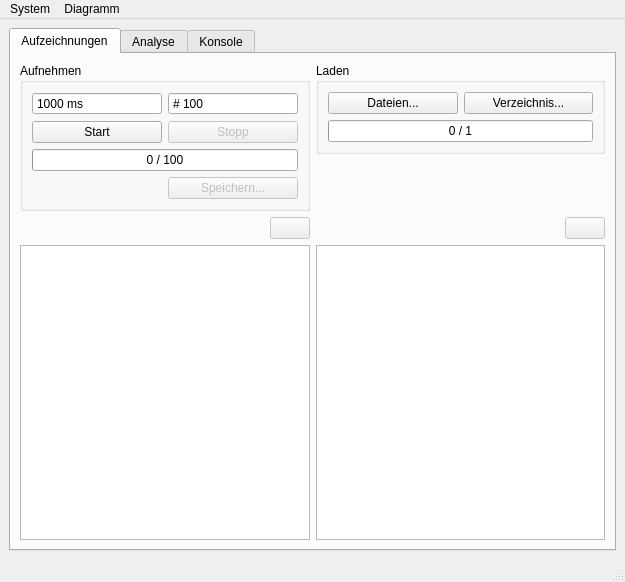
mathklk/QCDF, file src/mainwindow.ui: the form before one commit.
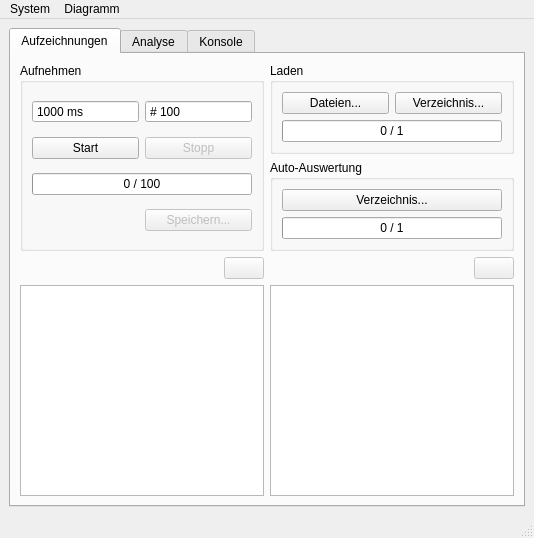
The form after the commit. The open tabs and pages were chosen to show the change. Icons and pictures are not drawn. Custom widgets are drawn as their Qt base class.

Commit message: Auto Evaluation

The edit to the form file:
```diff
--- a/src/mainwindow.ui
+++ b/src/mainwindow.ui
@@ -6,8 +6,8 @@
    <rect>
     <x>0</x>
     <y>0</y>
-    <width>625</width>
-    <height>582</height>
+    <width>534</width>
+    <height>538</height>
    </rect>
   </property>
   <property name="windowTitle">
@@ -24,44 +24,8 @@
        <attribute name="title">
         <string>Aufzeichnungen</string>
        </attribute>
-       <layout class="QGridLayout" name="gridLayout_6" rowstretch="0,0,0,1">
-        <item row="0" column="1">
-         <widget class="QGroupBox" name="groupBox_2">
-          <property name="title">
-           <string>Laden</string>
-          </property>
-          <layout class="QGridLayout" name="gridLayout_5">
-           <item row="0" column="0">
-            <widget class="QPushButton" name="pushButtonLoadFiles">
-             <property name="text">
-              <string>Dateien...</string>
-             </property>
-            </widget>
-           </item>
-           <item row="0" column="1">
-            <widget class="QPushButton" name="pushButtonLoadDir">
-             <property name="text">
-              <string>Verzeichnis...</string>
-             </property>
-            </widget>
-           </item>
-           <item row="1" column="0" colspan="2">
-            <widget class="QProgressBar" name="progressBarLoad">
-             <property name="maximum">
-              <number>1</number>
-             </property>
-             <property name="value">
-              <number>0</number>
-             </property>
-             <property name="format">
-              <string>%v / %m</string>
-             </property>
-            </widget>
-           </item>
-          </layout>
-         </widget>
-        </item>
-        <item row="0" column="0" rowspan="2">
+       <layout class="QGridLayout" name="gridLayout_6" rowstretch="0,0,0,0,1">
+        <item row="0" column="0" rowspan="3">
          <widget class="QGroupBox" name="groupBox">
           <property name="title">
            <string>Aufnehmen</string>
@@ -148,34 +112,14 @@
           </layout>
          </widget>
         </item>
-        <item row="1" column="1">
-         <spacer name="verticalSpacer">
-          <property name="orientation">
-           <enum>Qt::Orientation::Vertical</enum>
-          </property>
-          <property name="sizeHint" stdset="0">
-           <size>
-            <width>20</width>
-            <height>40</height>
-           </size>
-          </property>
-         </spacer>
-        </item>
-        <item row="3" column="0">
+        <item row="4" column="0">
          <widget class="QListWidget" name="listWidgetRecord">
           <property name="selectionMode">
            <enum>QAbstractItemView::SelectionMode::ExtendedSelection</enum>
           </property>
          </widget>
         </item>
-        <item row="3" column="1">
-         <widget class="QListWidget" name="listWidgetLoad">
-          <property name="selectionMode">
-           <enum>QAbstractItemView::SelectionMode::ExtendedSelection</enum>
-          </property>
-         </widget>
-        </item>
-        <item row="2" column="0">
+        <item row="3" column="0">
          <layout class="QHBoxLayout" name="horizontalLayout">
           <item>
            <spacer name="horizontalSpacer">
@@ -206,6 +150,55 @@
          </layout>
         </item>
         <item row="2" column="1">
+         <spacer name="verticalSpacer">
+          <property name="orientation">
+           <enum>Qt::Orientation::Vertical</enum>
+          </property>
+          <property name="sizeHint" stdset="0">
+           <size>
+            <width>20</width>
+            <height>0</height>
+           </size>
+          </property>
+         </spacer>
+        </item>
+        <item row="0" column="1">
+         <widget class="QGroupBox" name="groupBox_2">
+          <property name="title">
+           <string>Laden</string>
+          </property>
+          <layout class="QGridLayout" name="gridLayout_5">
+           <item row="0" column="1">
+            <widget class="QPushButton" name="pushButtonLoadDir">
+             <property name="text">
+              <string>Verzeichnis...</string>
+             </property>
+            </widget>
+           </item>
+           <item row="0" column="0">
+            <widget class="QPushButton" name="pushButtonLoadFiles">
+             <property name="text">
+              <string>Dateien...</string>
+             </property>
+            </widget>
+           </item>
+           <item row="1" column="0" colspan="2">
+            <widget class="QProgressBar" name="progressBarLoad">
+             <property name="maximum">
+              <number>1</number>
+             </property>
+             <property name="value">
+              <number>0</number>
+             </property>
+             <property name="format">
+              <string>%v / %m</string>
+             </property>
+            </widget>
+           </item>
+          </layout>
+         </widget>
+        </item>
+        <item row="3" column="1">
          <layout class="QHBoxLayout" name="horizontalLayout_2">
           <item>
            <spacer name="horizontalSpacer_2">
@@ -235,6 +228,42 @@
           </item>
          </layout>
         </item>
+        <item row="4" column="1">
+         <widget class="QListWidget" name="listWidgetLoad">
+          <property name="selectionMode">
+           <enum>QAbstractItemView::SelectionMode::ExtendedSelection</enum>
+          </property>
+         </widget>
+        </item>
+        <item row="1" column="1">
+         <widget class="QGroupBox" name="groupBox_7">
+          <property name="title">
+           <string>Auto-Auswertung</string>
+          </property>
+          <layout class="QGridLayout" name="gridLayout_8">
+           <item row="0" column="0">
+            <widget class="QPushButton" name="pushButtonAuto">
+             <property name="text">
+              <string>Verzeichnis...</string>
+             </property>
+            </widget>
+           </item>
+           <item row="1" column="0">
+            <widget class="QProgressBar" name="progressBarAuto">
+             <property name="maximum">
+              <number>1</number>
+             </property>
+             <property name="value">
+              <number>0</number>
+             </property>
+             <property name="format">
+              <string>%v / %m</string>
+             </property>
+            </widget>
+           </item>
+          </layout>
+         </widget>
+        </item>
        </layout>
       </widget>
       <widget class="QWidget" name="Analyse">
@@ -613,7 +642,7 @@
     <rect>
      <x>0</x>
      <y>0</y>
-     <width>625</width>
+     <width>534</width>
      <height>21</height>
     </rect>
    </property>
```
Left out of the diff: 232 changed lines with no effect on the pictures. The commit also changes 6 other files.
